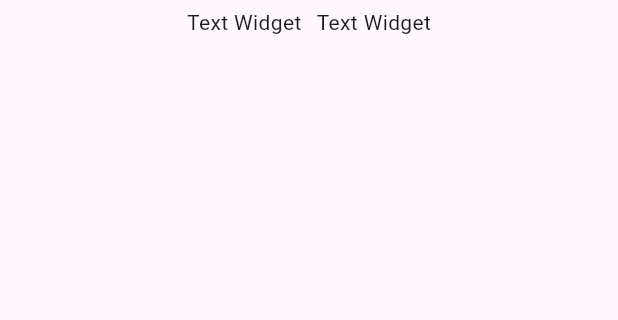
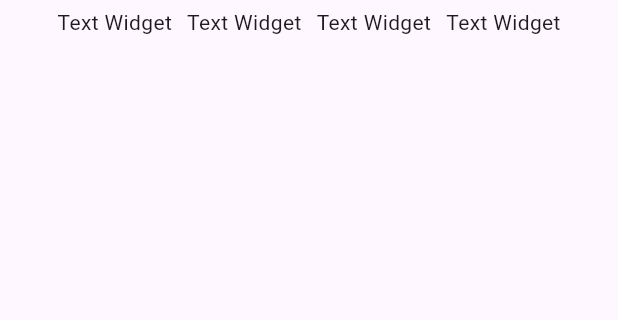
Before and after one commit to Ge2C/mobile_programing_with_flutter, a Flutter app: the screen it shows after launch, on a phone screen of 412 x 824 dp, the part 84-404 px from its top. Run offline on Flutter 3.47's test engine with Material 3 defaults, Android fonts, the phone set to English and light mode, and no system bars.

Commit message:
Menambah Widget Text

```diff
--- a/lib/main.dart
+++ b/lib/main.dart
@@ -53,6 +53,14 @@ class _MyHomePageState extends State<MyHomePage> {
                   padding: EdgeInsets.fromLTRB(5, 5, 5, 5),
                   child: Text('Text Widget'),
                 ),
+                Padding(
+                  padding: EdgeInsets.fromLTRB(5, 5, 5, 5),
+                  child: Text('Text Widget'),
+                ),
+                Padding(
+                  padding: EdgeInsets.fromLTRB(5, 5, 5, 5),
+                  child: Text('Text Widget'),
+                ),
               ]
             ),
           ]
```
